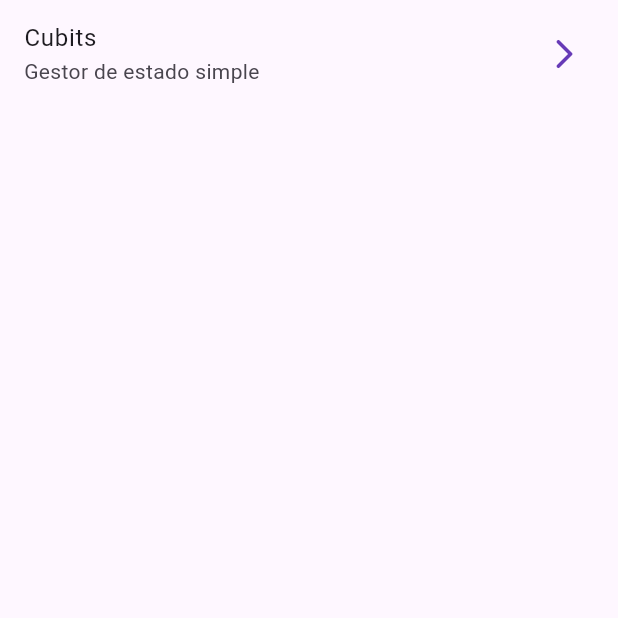
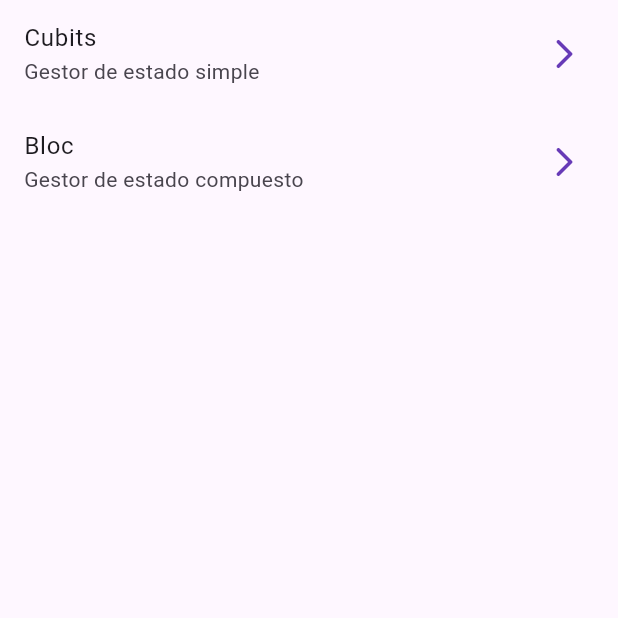
Before and after one commit to Frank712/flutter_forms_app, a Flutter app: the screen it shows after launch, on a phone screen of 412 x 824 dp, the top half of it. Run offline on Flutter 3.47's test engine with Material 2 defaults, Android fonts, the phone set to English and light mode, and no system bars; our stand-ins replace equatable, flutter_bloc, go_router.

Commit message:
ADD bloc state

```diff
--- a/lib/config/router/app_router.dart
+++ b/lib/config/router/app_router.dart
@@ -11,5 +11,9 @@
       path: '/cubits',
       builder: (context, state) => const CubitCounterScreen(),
     ),
+    GoRoute(
+      path: '/counter-bloc',
+      builder: (context, state) => const BlocCounterScreen(),
+    ),
   ],
 );
--- a/lib/presentation/screens/home_screen.dart
+++ b/lib/presentation/screens/home_screen.dart
@@ -15,6 +15,12 @@
             trailing: const Icon(Icons.arrow_forward_ios_rounded),
             onTap: () => context.push('/cubits'),
           ),
+          ListTile(
+            title: const Text('Bloc'),
+            subtitle: const Text('Gestor de estado compuesto'),
+            trailing: const Icon(Icons.arrow_forward_ios_rounded),
+            onTap: () => context.push('/counter-bloc'),
+          ),
         ],
       ),
     );
```
Also changed, not shown: lib/presentation/blocs/counter_bloc/counter_bloc.dart (added, +18 -0 lines), lib/presentation/blocs/counter_bloc/counter_event.dart (added, +13 -0 lines), lib/presentation/blocs/counter_bloc/counter_state.dart (added, +22 -0 lines).
